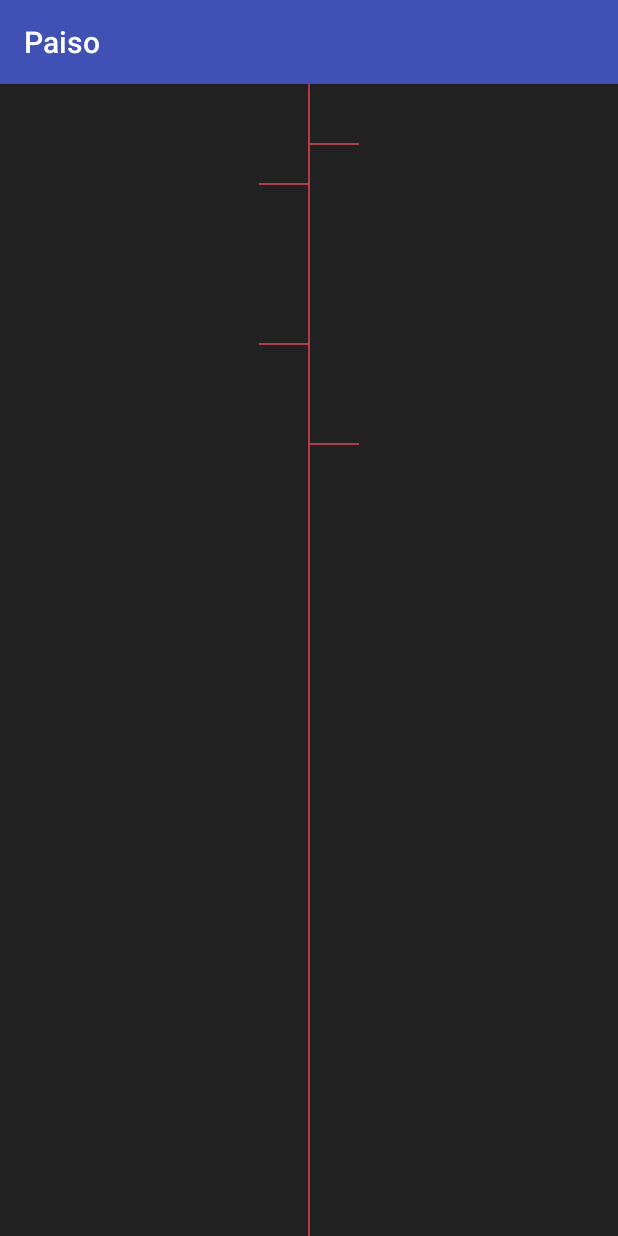
After one commit to toggle-corp/paiso, an Android app: the fragment DashboardFragment shown on its own in the app's theme, on a phone screen of 412 x 824 dp. The commit adds this screen. Run offline under Robolectric (Android 15) with nearby library versions, the phone set to English and light mode, and no system bars; 1 statement that could not run was skipped.

Commit message:
Add dashboard view

```diff
--- a/app/build.gradle
+++ b/app/build.gradle
@@ -25,5 +25,6 @@ dependencies {
         exclude group: 'com.android.support', module: 'support-annotations'
     })
     compile 'com.android.support:appcompat-v7:24.2.0'
+    compile 'com.android.support:support-v4:24.2.0'
     testCompile 'junit:junit:4.12'
 }
--- /dev/null
+++ b/app/src/main/java/com/togglecorp/paiso/DashboardFragment.java
@@ -0,0 +1,31 @@
+package com.togglecorp.paiso;
+
+
+import android.os.Bundle;
+import android.support.v4.app.Fragment;
+import android.view.LayoutInflater;
+import android.view.View;
+import android.view.ViewGroup;
+import android.widget.ImageView;
+
+
+/**
+ * A simple {@link Fragment} subclass.
+ */
+public class DashboardFragment extends Fragment {
+    private TimelineView timelineView;
+
+    public DashboardFragment() {
+        // Required empty public constructor
+        timelineView = (TimelineView) getActivity().findViewById(R.id.canvas);
+    }
+
+
+    @Override
+    public View onCreateView(LayoutInflater inflater, ViewGroup container,
+                             Bundle savedInstanceState) {
+        // Inflate the layout for this fragment
+        return inflater.inflate(R.layout.fragment_dashboard, container, false);
+    }
+
+}
--- /dev/null
+++ b/app/src/main/java/com/togglecorp/paiso/TimelineView.java
@@ -0,0 +1,65 @@
+package com.togglecorp.paiso;
+
+import android.content.Context;
+import android.graphics.Canvas;
+import android.graphics.Color;
+import android.graphics.Paint;
+import android.util.AttributeSet;
+import android.widget.ImageView;
+
+/**
+ * Created by fhx on 11/14/16.
+ */
+
+public class TimelineView extends ImageView {
+    private int mWidth, mHeight;
+    public TimelineView(Context context) {
+        super(context);
+        this.prepare(context, null);
+    }
+
+    public TimelineView(Context context, AttributeSet attrs) {
+        super(context, attrs);
+        this.prepare(context, attrs);
+    }
+
+    public TimelineView(Context context, AttributeSet attrs, int defStyle) {
+        super(context, attrs, defStyle);
+        this.prepare(context, attrs);
+    }
+
+    private void prepare(Context context, AttributeSet attrs){
+        this.setFocusable(true);
+        this.setScaleType(ScaleType.CENTER_INSIDE);
+        this.setClickable(true);
+    }
+
+    @Override
+    protected void onSizeChanged(int w, int h, int oldw, int oldh) {
+        mWidth = w;
+        mHeight = h;
+        super.onSizeChanged(w, h, oldw, oldh);
+    }
+
+    @Override
+    protected void onDraw(Canvas canvas) {
+        Paint bgPaint = new Paint(Paint.ANTI_ALIAS_FLAG);
+        bgPaint.setStyle(Paint.Style.FILL);
+        bgPaint.setColor(Color.parseColor("#212121"));
+
+        Paint fgPaint = new Paint(Paint.ANTI_ALIAS_FLAG);
+        fgPaint.setStyle(Paint.Style.STROKE);
+        fgPaint.setStrokeWidth(1);
+        fgPaint.setColor(Color.parseColor("#e04757"));
+
+        canvas.drawRect(0, 0, getWidth(), getHeight(), bgPaint);
+        canvas.drawRect(getWidth()/2, 0, getWidth()/2, getHeight(), fgPaint);
+
+        canvas.drawRect(getWidth()/2, 60, 50+getWidth()/2, 60, fgPaint);
+        canvas.drawRect(-50+getWidth()/2, 100, getWidth()/2, 100, fgPaint);
+        canvas.drawRect(-50+getWidth()/2, 260, getWidth()/2, 260, fgPaint);
+        canvas.drawRect(getWidth()/2, 360, 50+getWidth()/2, 360, fgPaint);
+
+        super.onDraw(canvas);
+    }
+}
--- /dev/null
+++ b/app/src/main/res/layout/fragment_dashboard.xml
@@ -0,0 +1,12 @@
+<FrameLayout xmlns:android="http://schemas.android.com/apk/res/android"
+    xmlns:tools="http://schemas.android.com/tools"
+    android:layout_width="match_parent"
+    android:layout_height="match_parent"
+    tools:context="com.togglecorp.paiso.DashboardFragment">
+
+    <com.togglecorp.paiso.TimelineView
+        android:id="@+id/canvas"
+        android:layout_width="match_parent"
+        android:layout_height="match_parent" />
+
+</FrameLayout>
--- a/app/src/main/res/values/strings.xml
+++ b/app/src/main/res/values/strings.xml
@@ -1,3 +1,6 @@
 <resources>
     <string name="app_name">Paiso</string>
+
+    <!-- TODO: Remove or change this placeholder text -->
+    <string name="hello_blank_fragment">Hello blank fragment</string>
 </resources>
```
